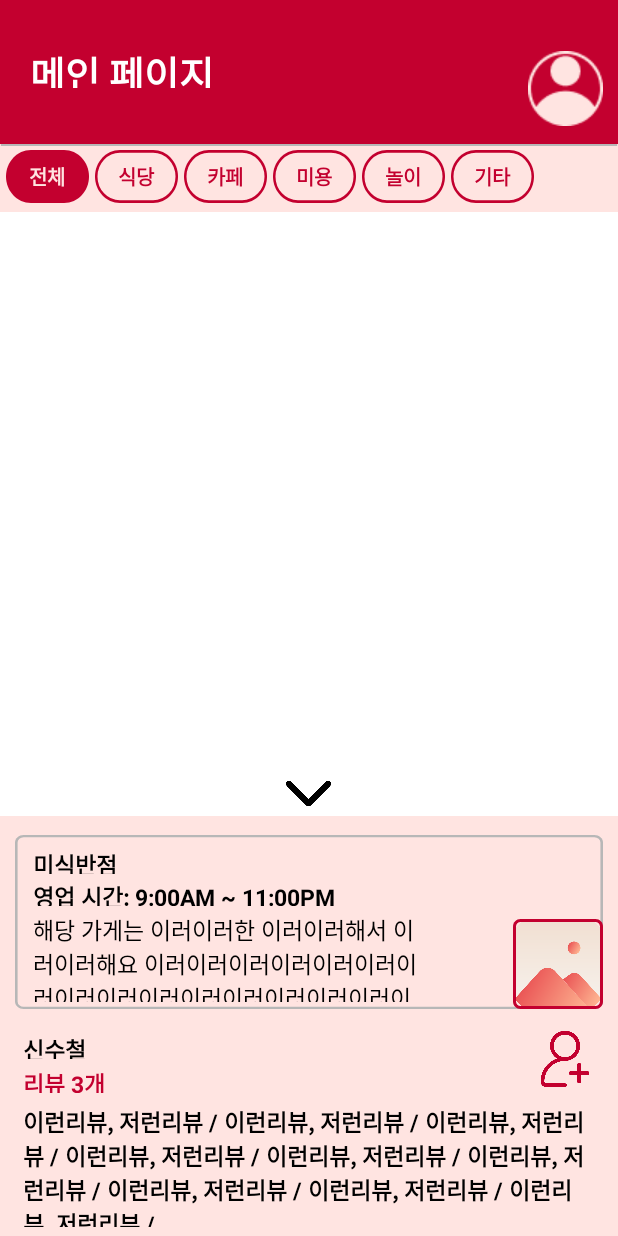
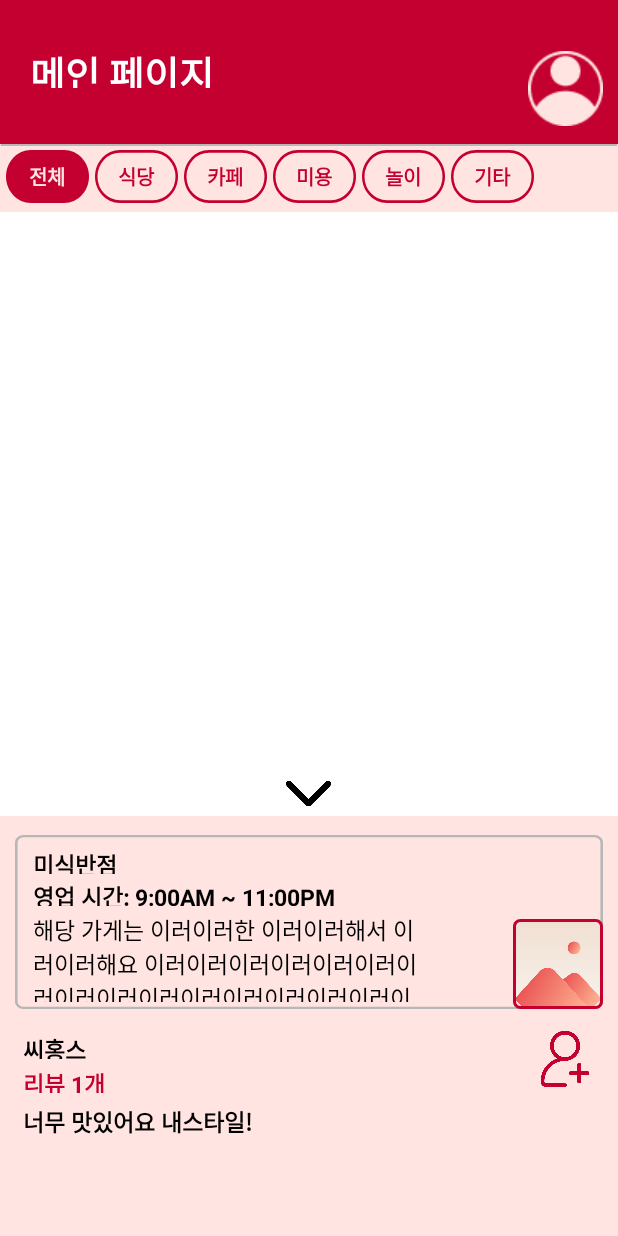
Before and after one commit to Sucheolishin/project1, an Android app: the screen it shows after launch (MainActivity), on a phone screen of 412 x 824 dp. Run offline under Robolectric (Android 15) with nearby library versions, the phone set to English and light mode, and no system bars; libraries missing offline, so code that uses them is left out: net.daum.mf; 2 statements that could not run were skipped.

Commit message:
ViewPager

```diff
--- a/please/app/src/main/java/com/chobo/please/Fragment_reviews.java
+++ b/please/app/src/main/java/com/chobo/please/Fragment_reviews.java
@@ -4,17 +4,39 @@ import android.os.Bundle;
 import android.view.LayoutInflater;
 import android.view.View;
 import android.view.ViewGroup;
+import android.widget.TextView;
 
 import androidx.fragment.app.Fragment;
 
+import java.util.LinkedList;
+
 public class Fragment_reviews extends Fragment {
+    int now_index;
+    LinkedList<String> nameList = new LinkedList<>();        //서버에서 이름 받아와서 넣기
+    LinkedList<String> countList = new LinkedList<>();        //서버에서 날짜 받아와서 넣기
+    LinkedList<String> readList = new LinkedList<>();        //서버에서 정보 받아와서 넣기
+
+    public Fragment_reviews(int index) {
+        now_index = index;
+
+        nameList.add("씨홍스"); countList.add("리뷰 1개"); readList.add("너무 맛있어요 내스타일!");
+        nameList.add("미식반점"); countList.add("리뷰 1개"); readList.add("항상 여기서 사먹어요 ");
+        nameList.add("땅땅치킨"); countList.add("리뷰 2개"); readList.add("항상 여기서 사먹어요 !");
+        nameList.add("헬스짐"); countList.add("리뷰 1개"); readList.add("내 근육 생성소");
+        nameList.add("땅땅치킨"); countList.add("리뷰 1개"); readList.add("항상 여기서 사먹어요 !");
+    }
 
     @Override
     public View onCreateView(LayoutInflater inflater, ViewGroup container,
                              Bundle savedInstanceState) {
         ViewGroup rootView = (ViewGroup) inflater.inflate(
                 R.layout.reviews_layout, container, false);
-
+        TextView nameText = rootView.findViewById(R.id.profilename2);
+        nameText.setText(nameList.get(now_index));
+        TextView countText = rootView.findViewById(R.id.reviews2);
+        countText.setText(countList.get(now_index));
+        TextView readText = rootView.findViewById(R.id.explain2);
+        readText.setText(readList.get(now_index));
         return rootView;
     }
 
--- a/please/app/src/main/java/com/chobo/please/MainActivity.java
+++ b/please/app/src/main/java/com/chobo/please/MainActivity.java
@@ -81,7 +81,7 @@ public class MainActivity extends AppCompatActivity {
         mPager.setOrientation(ViewPager2.ORIENTATION_HORIZONTAL);
 
         mPager.setCurrentItem(1000);        //천장정도의 이미지를 생성하여 사실상 무한으로 만들기
-        mPager.setOffscreenPageLimit(5);        //최대 리뷰 개수(해당도 통신을 통해 변경)
+        mPager.setOffscreenPageLimit(num_page);        //최대 리뷰 개수(해당도 통신을 통해 변경)
 
         mPager.registerOnPageChangeCallback(new ViewPager2.OnPageChangeCallback() {
             @Override
--- a/please/app/src/main/java/com/chobo/please/MyAdapter.java
+++ b/please/app/src/main/java/com/chobo/please/MyAdapter.java
@@ -12,16 +12,12 @@ public class MyAdapter extends FragmentStateAdapter {
         super(fa);
         mCount = count;
     }
+
     @NonNull
     @Override
     public Fragment createFragment(int position) {
         int index = getRealPosition(position);
-
-        if(index==0) return new Fragment_reviews();
-        else if(index==1) return new Fragment_reviews();
-        else if(index==2) return new Fragment_reviews();
-        else if(index==3) return new Fragment_reviews();
-        else return new Fragment_reviews();
+        return new Fragment_reviews(index);
     }
 
     @Override
@@ -29,5 +25,4 @@ public class MyAdapter extends FragmentStateAdapter {
         return 2000;
     }
     public int getRealPosition(int position) { return position % mCount; }
-
 }
```
